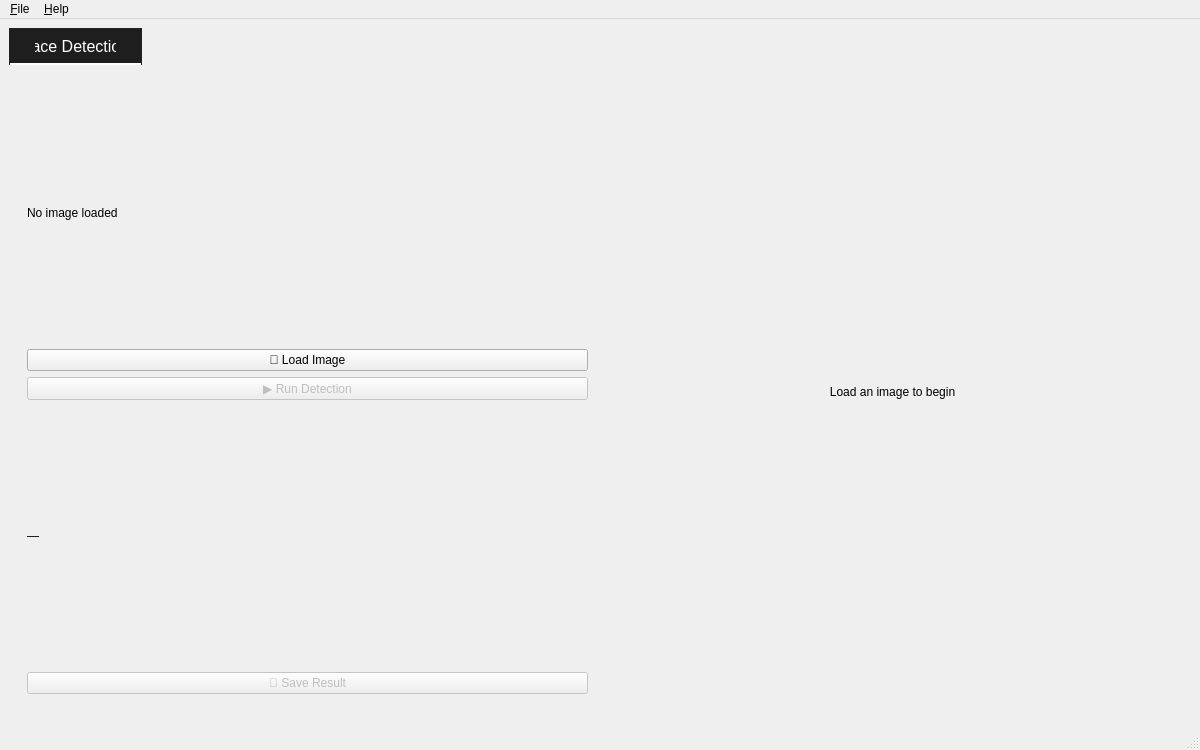
First picture: the form in ui/main.ui, repository Shahd-Ayman5/face-and-segmentation-toolkit, before the edit.
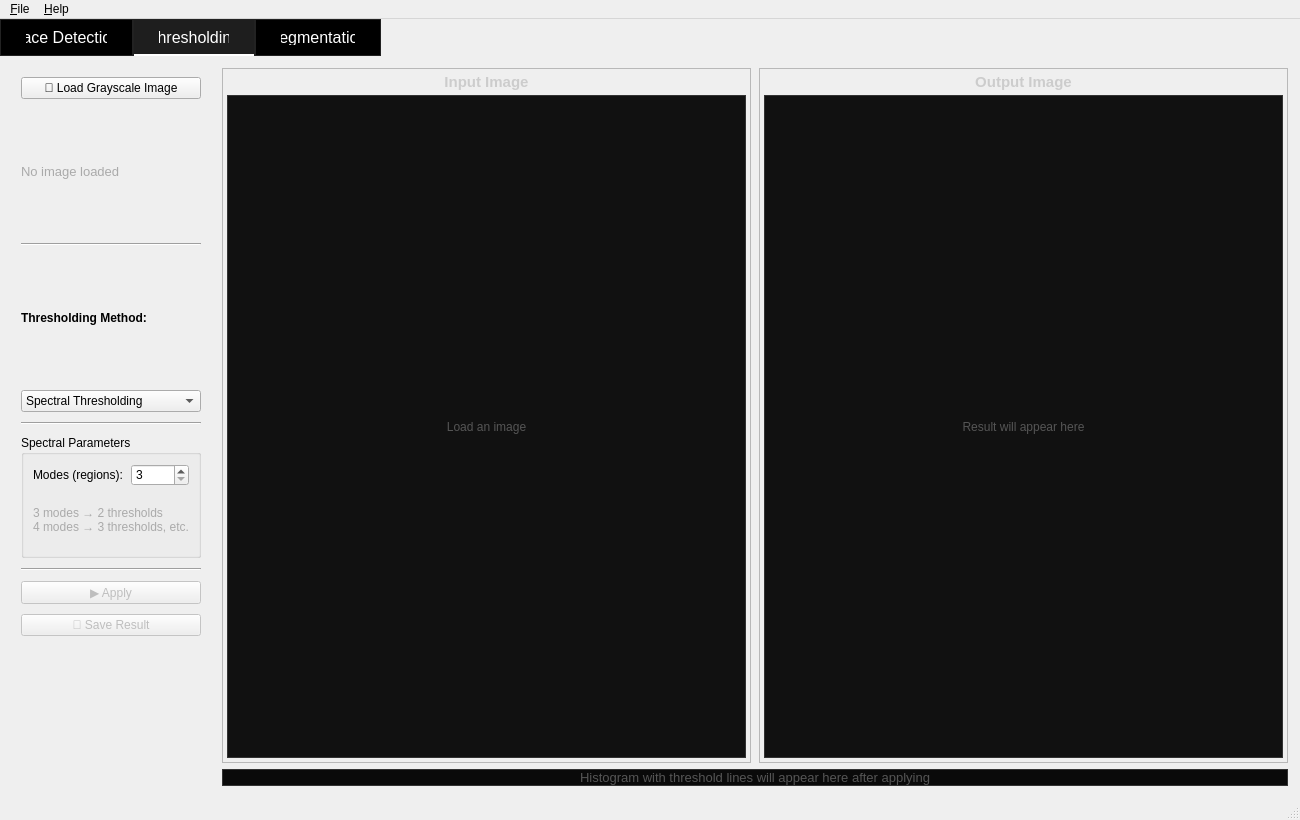
Second picture: the form after the edit. The open tabs and pages were chosen to show the change.

Commit message: Add spectral thresholding and region growing modules

Patch:
```diff
--- a/ui/main.ui
+++ b/ui/main.ui
@@ -7,8 +7,8 @@
    <rect>
     <x>0</x>
     <y>0</y>
-    <width>1200</width>
-    <height>750</height>
+    <width>1300</width>
+    <height>820</height>
    </rect>
   </property>
 
@@ -18,6 +18,8 @@
 
   <widget class="QWidget" name="centralwidget">
    <layout class="QVBoxLayout">
+    <property name="margin"><number>0</number></property>
+    <property name="spacing"><number>0</number></property>
 
     <item>
      <widget class="QTabWidget" name="tabWidget">
@@ -147,6 +149,497 @@
            </size>
           </property>
          </widget>
+        </item>
+       </layout>
+      </widget>
+
+
+      <!-- ═══════════════ THRESHOLDING TAB ═══════════════ -->
+      <widget class="QWidget" name="thresholdingTab">
+       <attribute name="title"><string>Thresholding</string></attribute>
+
+       <layout class="QHBoxLayout">
+        <property name="spacing"><number>12</number></property>
+        <property name="margin"><number>12</number></property>
+
+        <!-- LEFT CONTROLS -->
+        <item>
+         <widget class="QWidget" name="threshControlsPanel">
+          <property name="maximumWidth"><number>300</number></property>
+          <property name="minimumWidth"><number>260</number></property>
+
+          <layout class="QVBoxLayout">
+           <property name="spacing"><number>10</number></property>
+
+           <!-- Load Button -->
+           <item>
+            <widget class="QPushButton" name="threshBtnLoad">
+             <property name="text"><string>📂 Load Grayscale Image</string></property>
+            </widget>
+           </item>
+
+           <!-- Image name label -->
+           <item>
+            <widget class="QLabel" name="threshImageNameLbl">
+             <property name="text"><string>No image loaded</string></property>
+             <property name="wordWrap"><bool>true</bool></property>
+             <property name="styleSheet"><string>color: #aaa; font-size: 10pt;</string></property>
+            </widget>
+           </item>
+
+           <!-- Separator -->
+           <item>
+            <widget class="QFrame" name="threshSep1">
+             <property name="frameShape"><enum>QFrame::HLine</enum></property>
+             <property name="frameShadow"><enum>QFrame::Sunken</enum></property>
+            </widget>
+           </item>
+
+           <!-- Method label -->
+           <item>
+            <widget class="QLabel" name="threshMethodLbl">
+             <property name="text"><string>Thresholding Method:</string></property>
+             <property name="styleSheet"><string>font-weight: bold;</string></property>
+            </widget>
+           </item>
+
+           <!-- Method ComboBox -->
+           <item>
+            <widget class="QComboBox" name="threshMethodCombo">
+             <item><property name="text"><string>Spectral Thresholding</string></property></item>
+            </widget>
+           </item>
+
+           <!-- Separator -->
+           <item>
+            <widget class="QFrame" name="threshSep2">
+             <property name="frameShape"><enum>QFrame::HLine</enum></property>
+             <property name="frameShadow"><enum>QFrame::Sunken</enum></property>
+            </widget>
+           </item>
+
+           <!-- Spectral Params Group -->
+           <item>
+            <widget class="QGroupBox" name="spectralParamsGroup">
+             <property name="title"><string>Spectral Parameters</string></property>
+             <layout class="QVBoxLayout">
+              <property name="spacing"><number>8</number></property>
+
+              <item>
+               <layout class="QHBoxLayout">
+                <item>
+                 <widget class="QLabel" name="spectralModesLbl">
+                  <property name="text"><string>Modes (regions):</string></property>
+                 </widget>
+                </item>
+                <item>
+                 <widget class="QSpinBox" name="spectralModesSpin">
+                  <property name="minimum"><number>3</number></property>
+                  <property name="maximum"><number>6</number></property>
+                  <property name="value"><number>3</number></property>
+                 </widget>
+                </item>
+               </layout>
+              </item>
+
+              <item>
+               <widget class="QLabel" name="spectralInfoLbl">
+                <property name="text"><string>3 modes → 2 thresholds
+4 modes → 3 thresholds, etc.</string></property>
+                <property name="wordWrap"><bool>true</bool></property>
+                <property name="styleSheet"><string>color: #aaa; font-size: 9pt;</string></property>
+               </widget>
+              </item>
+
+             </layout>
+            </widget>
+           </item>
+
+           <!-- Separator -->
+           <item>
+            <widget class="QFrame" name="threshSep3">
+             <property name="frameShape"><enum>QFrame::HLine</enum></property>
+             <property name="frameShadow"><enum>QFrame::Sunken</enum></property>
+            </widget>
+           </item>
+
+           <!-- Apply Button -->
+           <item>
+            <widget class="QPushButton" name="threshBtnApply">
+             <property name="text"><string>▶ Apply</string></property>
+             <property name="enabled"><bool>false</bool></property>
+            </widget>
+           </item>
+
+           <!-- Save Button -->
+           <item>
+            <widget class="QPushButton" name="threshBtnSave">
+             <property name="text"><string>💾 Save Result</string></property>
+             <property name="enabled"><bool>false</bool></property>
+            </widget>
+           </item>
+
+           <!-- Status label -->
+           <item>
+            <widget class="QLabel" name="threshStatusLbl">
+             <property name="text"><string></string></property>
+             <property name="wordWrap"><bool>true</bool></property>
+             <property name="styleSheet"><string>color: #88cc88; font-size: 10pt;</string></property>
+            </widget>
+           </item>
+
+           <item>
+            <spacer>
+             <property name="orientation"><enum>Qt::Vertical</enum></property>
+            </spacer>
+           </item>
+
+          </layout>
+         </widget>
+        </item>
+
+        <!-- RIGHT: Input + Output images side by side -->
+        <item>
+         <layout class="QVBoxLayout">
+          <property name="spacing"><number>6</number></property>
+
+          <item>
+           <layout class="QHBoxLayout">
+            <property name="spacing"><number>8</number></property>
+
+            <!-- Input Image Frame -->
+            <item>
+             <widget class="QFrame" name="threshInputFrame">
+              <property name="frameShape"><enum>QFrame::StyledPanel</enum></property>
+              <property name="sizePolicy">
+               <sizepolicy hsizetype="Expanding" vsizetype="Expanding">
+                <horstretch>1</horstretch><verstretch>1</verstretch>
+               </sizepolicy>
+              </property>
+              <layout class="QVBoxLayout">
+               <property name="margin"><number>4</number></property>
+               <property name="spacing"><number>4</number></property>
+               <item>
+                <widget class="QLabel" name="threshInputTitleLbl">
+                 <property name="text"><string>Input Image</string></property>
+                 <property name="alignment"><set>Qt::AlignCenter</set></property>
+                 <property name="maximumHeight"><number>24</number></property>
+                 <property name="styleSheet"><string>font-weight: bold; font-size: 11pt; color: #ccc;</string></property>
+                </widget>
+               </item>
+               <item>
+                <widget class="QLabel" name="threshInputCanvas">
+                 <property name="text"><string>Load an image</string></property>
+                 <property name="alignment"><set>Qt::AlignCenter</set></property>
+                 <property name="sizePolicy">
+                  <sizepolicy hsizetype="Expanding" vsizetype="Expanding">
+                   <horstretch>1</horstretch><verstretch>1</verstretch>
+                  </sizepolicy>
+                 </property>
+                 <property name="styleSheet"><string>background-color: #111; border: 1px solid #333; color: #555;</string></property>
+                </widget>
+               </item>
+              </layout>
+             </widget>
+            </item>
+
+            <!-- Output Image Frame -->
+            <item>
+             <widget class="QFrame" name="threshOutputFrame">
+              <property name="frameShape"><enum>QFrame::StyledPanel</enum></property>
+              <property name="sizePolicy">
+               <sizepolicy hsizetype="Expanding" vsizetype="Expanding">
+                <horstretch>1</horstretch><verstretch>1</verstretch>
+               </sizepolicy>
+              </property>
+              <layout class="QVBoxLayout">
+               <property name="margin"><number>4</number></property>
+               <property name="spacing"><number>4</number></property>
+               <item>
+                <widget class="QLabel" name="threshOutputTitleLbl">
+                 <property name="text"><string>Output Image</string></property>
+                 <property name="alignment"><set>Qt::AlignCenter</set></property>
+                 <property name="maximumHeight"><number>24</number></property>
+                 <property name="styleSheet"><string>font-weight: bold; font-size: 11pt; color: #ccc;</string></property>
+                </widget>
+               </item>
+               <item>
+                <widget class="QLabel" name="threshOutputCanvas">
+                 <property name="text"><string>Result will appear here</string></property>
+                 <property name="alignment"><set>Qt::AlignCenter</set></property>
+                 <property name="sizePolicy">
+                  <sizepolicy hsizetype="Expanding" vsizetype="Expanding">
+                   <horstretch>1</horstretch><verstretch>1</verstretch>
+                  </sizepolicy>
+                 </property>
+                 <property name="styleSheet"><string>background-color: #111; border: 1px solid #333; color: #555;</string></property>
+                </widget>
+               </item>
+              </layout>
+             </widget>
+            </item>
+
+           </layout>
+          </item>
+
+          <!-- Histogram strip below -->
+          <item>
+           <widget class="QLabel" name="threshHistCanvas">
+            <property name="text"><string>Histogram with threshold lines will appear here after applying</string></property>
+            <property name="alignment"><set>Qt::AlignCenter</set></property>
+            <property name="minimumHeight"><number>110</number></property>
+            <property name="maximumHeight"><number>140</number></property>
+            <property name="sizePolicy">
+             <sizepolicy hsizetype="Expanding" vsizetype="Fixed">
+              <horstretch>0</horstretch><verstretch>0</verstretch>
+             </sizepolicy>
+            </property>
+            <property name="styleSheet"><string>background-color: #0a0a0a; border: 1px solid #333; color: #555; font-size: 10pt;</string></property>
+           </widget>
+          </item>
+
+         </layout>
+        </item>
+
+       </layout>
+      </widget>
+
+
+      <!-- ═══════════════ SEGMENTATION TAB ═══════════════ -->
+      <widget class="QWidget" name="segmentationTab">
+       <attribute name="title"><string>Segmentation</string></attribute>
+
+       <layout class="QHBoxLayout">
+        <property name="spacing"><number>12</number></property>
+        <property name="margin"><number>12</number></property>
+
+        <!-- LEFT CONTROLS -->
+        <item>
+         <widget class="QWidget" name="segControlsPanel">
+          <property name="maximumWidth"><number>300</number></property>
+          <property name="minimumWidth"><number>260</number></property>
+
+          <layout class="QVBoxLayout">
+           <property name="spacing"><number>10</number></property>
+
+           <!-- Load Button -->
+           <item>
+            <widget class="QPushButton" name="segBtnLoad">
+             <property name="text"><string>📂 Load Image</string></property>
+            </widget>
+           </item>
+
+           <!-- Image name label -->
+           <item>
+            <widget class="QLabel" name="segImageNameLbl">
+             <property name="text"><string>No image loaded</string></property>
+             <property name="wordWrap"><bool>true</bool></property>
+             <property name="styleSheet"><string>color: #aaa; font-size: 10pt;</string></property>
+            </widget>
+           </item>
+
+           <!-- Separator -->
+           <item>
+            <widget class="QFrame" name="segSep1">
+             <property name="frameShape"><enum>QFrame::HLine</enum></property>
+             <property name="frameShadow"><enum>QFrame::Sunken</enum></property>
+            </widget>
+           </item>
+
+           <!-- Method label -->
+           <item>
+            <widget class="QLabel" name="segMethodLbl">
+             <property name="text"><string>Segmentation Method:</string></property>
+             <property name="styleSheet"><string>font-weight: bold;</string></property>
+            </widget>
+           </item>
+
+           <!-- Method ComboBox -->
+           <item>
+            <widget name="segMethodCombo" class="QComboBox">
+             <item><property name="text"><string>Region Growing</string></property></item>
+            </widget>
+           </item>
+
+           <!-- Separator -->
+           <item>
+            <widget class="QFrame" name="segSep2">
+             <property name="frameShape"><enum>QFrame::HLine</enum></property>
+             <property name="frameShadow"><enum>QFrame::Sunken</enum></property>
+            </widget>
+           </item>
+
+           <!-- Region Growing Params Group -->
+           <item>
+            <widget class="QGroupBox" name="regionParamsGroup">
+             <property name="title"><string>Region Growing Parameters</string></property>
+             <layout class="QVBoxLayout">
+              <property name="spacing"><number>8</number></property>
+
+              <item>
+               <layout class="QHBoxLayout">
+                <item>
+                 <widget class="QLabel" name="regionThreshLbl">
+                  <property name="text"><string>Threshold:</string></property>
+                 </widget>
+                </item>
+                <item>
+                 <widget class="QSpinBox" name="regionThreshSpin">
+                  <property name="minimum"><number>1</number></property>
+                  <property name="maximum"><number>100</number></property>
+                  <property name="value"><number>15</number></property>
+                 </widget>
+                </item>
+               </layout>
+              </item>
+
+              <item>
+               <widget class="QLabel" name="regionSeedsLbl">
+                <property name="text"><string>Seeds: click on image to add</string></property>
+                <property name="wordWrap"><bool>true</bool></property>
+                <property name="styleSheet"><string>color: #aaa; font-size: 9pt;</string></property>
+               </widget>
+              </item>
+
+              <item>
+               <widget class="QPushButton" name="segBtnClearSeeds">
+                <property name="text"><string>🗑 Clear Seeds</string></property>
+               </widget>
+              </item>
+
+              <!-- Seed list display -->
+              <item>
+               <widget class="QListWidget" name="segSeedsList">
+                <property name="minimumHeight"><number>80</number></property>
+                <property name="maximumHeight"><number>100</number></property>
+               </widget>
+              </item>
+
+             </layout>
+            </widget>
+           </item>
+
+           <!-- Separator -->
+           <item>
+            <widget class="QFrame" name="segSep3">
+             <property name="frameShape"><enum>QFrame::HLine</enum></property>
+             <property name="frameShadow"><enum>QFrame::Sunken</enum></property>
+            </widget>
+           </item>
+
+           <!-- Apply Button -->
+           <item>
+            <widget class="QPushButton" name="segBtnApply">
+             <property name="text"><string>▶ Apply</string></property>
+             <property name="enabled"><bool>false</bool></property>
+            </widget>
+           </item>
+
+           <!-- Save Button -->
+           <item>
+            <widget class="QPushButton" name="segBtnSave">
+             <property name="text"><string>💾 Save Result</string></property>
+             <property name="enabled"><bool>false</bool></property>
+            </widget>
+           </item>
+
+           <!-- Status label -->
+           <item>
+            <widget class="QLabel" name="segStatusLbl">
+             <property name="text"><string></string></property>
+             <property name="wordWrap"><bool>true</bool></property>
+             <property name="styleSheet"><string>color: #88cc88; font-size: 10pt;</string></property>
+            </widget>
+           </item>
+
+           <item>
+            <spacer>
+             <property name="orientation"><enum>Qt::Vertical</enum></property>
+            </spacer>
+           </item>
+
+          </layout>
+         </widget>
+        </item>
+
+        <!-- RIGHT: Input + Output images side by side -->
+        <item>
+         <layout class="QHBoxLayout">
+          <property name="spacing"><number>8</number></property>
+
+          <!-- Input Image Frame (clickable for seeds) -->
+          <item>
+           <widget class="QFrame" name="segInputFrame">
+            <property name="frameShape"><enum>QFrame::StyledPanel</enum></property>
+            <property name="sizePolicy">
+             <sizepolicy hsizetype="Expanding" vsizetype="Expanding">
+              <horstretch>1</horstretch><verstretch>1</verstretch>
+             </sizepolicy>
+            </property>
+            <layout class="QVBoxLayout">
+             <property name="margin"><number>4</number></property>
+             <property name="spacing"><number>4</number></property>
+             <item>
+              <widget class="QLabel" name="segInputTitleLbl">
+               <property name="text"><string>Input Image  (click to place seeds)</string></property>
+               <property name="alignment"><set>Qt::AlignCenter</set></property>
+               <property name="maximumHeight"><number>24</number></property>
+               <property name="styleSheet"><string>font-weight: bold; font-size: 11pt; color: #ccc;</string></property>
+              </widget>
+             </item>
+             <item>
+              <widget class="QLabel" name="segInputCanvas">
+               <property name="text"><string>Load an image</string></property>
+               <property name="alignment"><set>Qt::AlignCenter</set></property>
+               <property name="sizePolicy">
+                <sizepolicy hsizetype="Expanding" vsizetype="Expanding">
+                 <horstretch>1</horstretch><verstretch>1</verstretch>
+                </sizepolicy>
+               </property>
+               <property name="styleSheet"><string>background-color: #111; border: 1px solid #333; color: #555;</string></property>
+              </widget>
+             </item>
+            </layout>
+           </widget>
+          </item>
+
+          <!-- Output Image Frame -->
+          <item>
+           <widget class="QFrame" name="segOutputFrame">
+            <property name="frameShape"><enum>QFrame::StyledPanel</enum></property>
+            <property name="sizePolicy">
+             <sizepolicy hsizetype="Expanding" vsizetype="Expanding">
+              <horstretch>1</horstretch><verstretch>1</verstretch>
+             </sizepolicy>
+            </property>
+            <layout class="QVBoxLayout">
+             <property name="margin"><number>4</number></property>
+             <property name="spacing"><number>4</number></property>
+             <item>
+              <widget class="QLabel" name="segOutputTitleLbl">
+               <property name="text"><string>Output Image</string></property>
+               <property name="alignment"><set>Qt::AlignCenter</set></property>
+               <property name="maximumHeight"><number>24</number></property>
+               <property name="styleSheet"><string>font-weight: bold; font-size: 11pt; color: #ccc;</string></property>
+              </widget>
+             </item>
+             <item>
+              <widget class="QLabel" name="segOutputCanvas">
+               <property name="text"><string>Result will appear here</string></property>
+               <property name="alignment"><set>Qt::AlignCenter</set></property>
+               <property name="sizePolicy">
+                <sizepolicy hsizetype="Expanding" vsizetype="Expanding">
+                 <horstretch>1</horstretch><verstretch>1</verstretch>
+                </sizepolicy>
+               </property>
+               <property name="styleSheet"><string>background-color: #111; border: 1px solid #333; color: #555;</string></property>
+              </widget>
+             </item>
+            </layout>
+           </widget>
+          </item>
+
+         </layout>
         </item>
 
        </layout>
@@ -164,12 +657,10 @@
     <property name="title"><string>&amp;File</string></property>
     <addaction name="actionQuit"/>
    </widget>
-
    <widget class="QMenu" name="menuHelp">
     <property name="title"><string>&amp;Help</string></property>
     <addaction name="actionAbout"/>
    </widget>
-
    <addaction name="menuFile"/>
    <addaction name="menuHelp"/>
   </widget>
```
Left out of the diff: 93 changed lines with no effect on the pictures. The commit also changes 12 other files.
